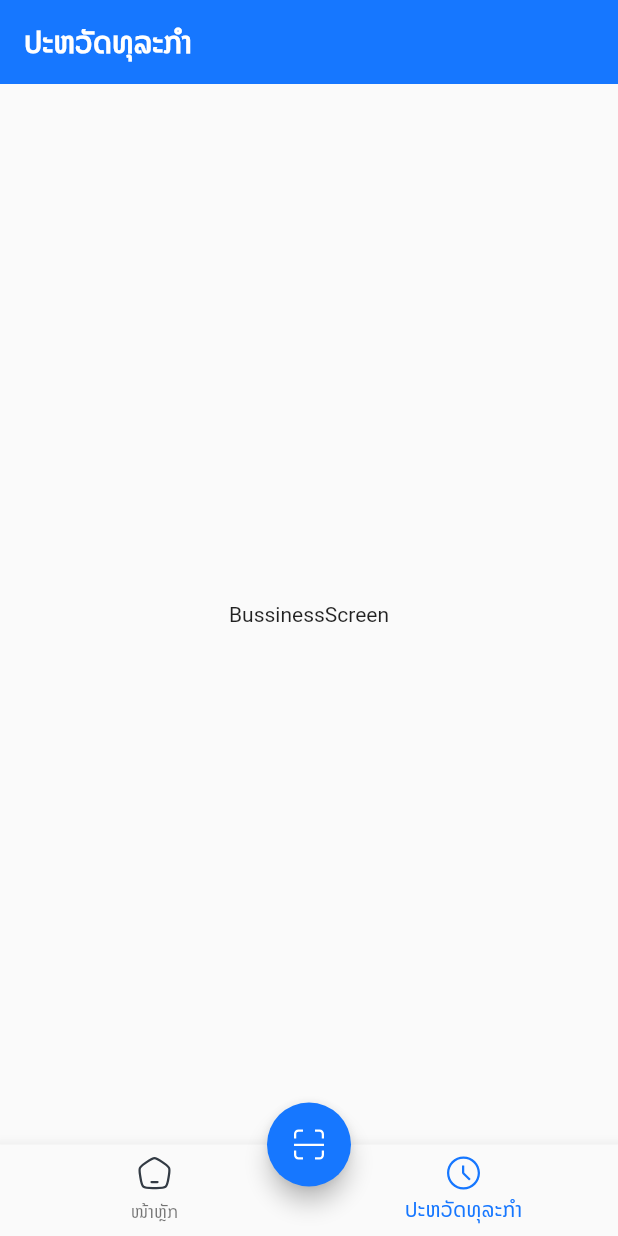
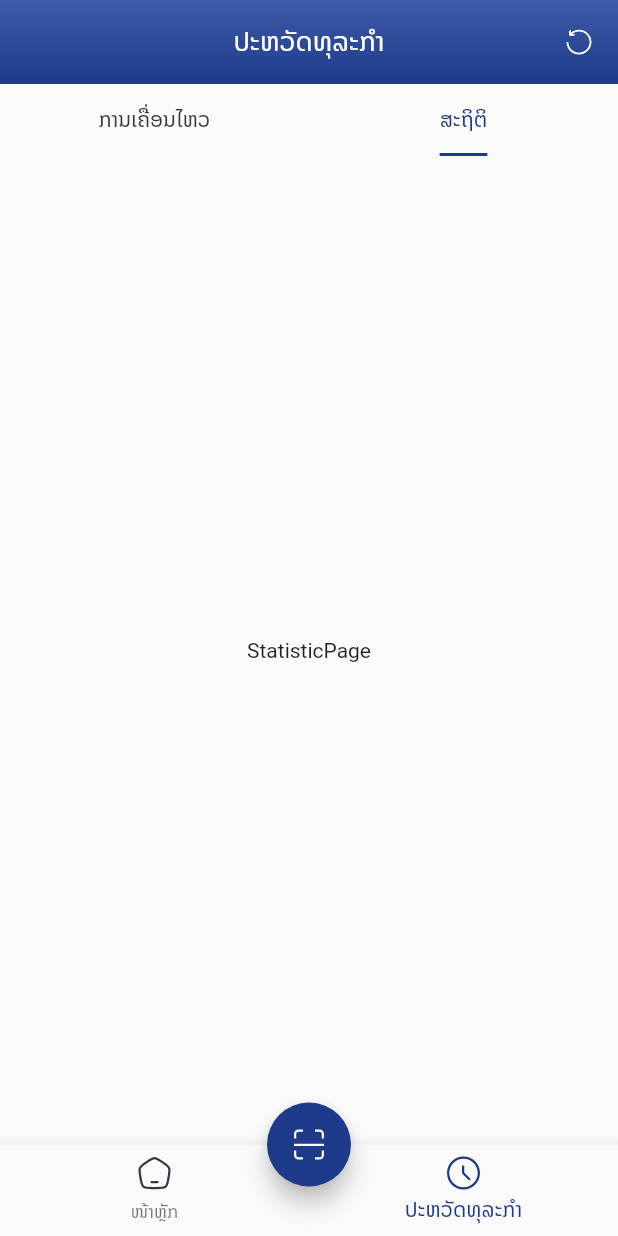
Before and after one commit to cometdigitalagency/hackathon-banking, a Flutter app: the screen it shows after launch, item 2 of the bottom bar chosen, on a phone screen of 412 x 824 dp. Run offline on Flutter 3.47's test engine with Material 2 defaults, Android fonts, the phone set to English and light mode, and no system bars; our stand-ins replace flutter_hooks, flutter_svg, hooks_riverpod.

Commit message:
Seperate feature and setting up feature page

```diff
--- /dev/null
+++ b/lib/common/common_appbar.dart
@@ -0,0 +1,32 @@
+import 'package:flutter/material.dart';
+import 'package:super_shy_banking/constants/constant_font_size.dart';
+
+import '../constants/constant_color.dart';
+
+AppBar commonAppbar({
+  String? title,
+  List<Widget>? action,
+}) {
+  return AppBar(
+    elevation: 0,
+    centerTitle: true,
+    title: title == null
+        ? null
+        : Text(
+            title,
+            style: const TextStyle(
+              fontSize: ConstantFontSize.appBarTitle,
+            ),
+          ),
+    actions: action,
+    flexibleSpace: Container(
+      decoration: BoxDecoration(
+        gradient: LinearGradient(
+          colors: ConstantColors.mainGradient,
+          begin: Alignment.topCenter,
+          end: Alignment.bottomCenter,
+        ),
+      ),
+    ),
+  );
+}
--- a/lib/constants/constant_color.dart
+++ b/lib/constants/constant_color.dart
@@ -2,10 +2,15 @@ import 'package:flutter/material.dart';
 
 class ConstantColors {
   static const Color grey = Color(0xff333B44);
-  static const Color primary = Color(0xff1677FF);
+  static const Color primary = Color(0xff1E3A8A);
+  static const Color primary2 = Color(0xff3E5AA9);
+  static List<Color> mainGradient = [
+    const Color(0xFF3E5AA9),
+    const Color(0xFF1E3A8A),
+  ];
 
   static const MaterialColor mainColor = MaterialColor(
-    0xff1677FF, // 0% comes in here, this will be color picked if no shade is selected when defining a Color property which doesn’t require a swatch.
+    0xff1E3A8A, // 0% comes in here, this will be color picked if no shade is selected when defining a Color property which doesn’t require a swatch.
     <int, Color>{
       50: Color(0xffCDE8DF),
       100: Color(0xffCDE8DF),
--- /dev/null
+++ b/lib/constants/constant_font_size.dart
@@ -0,0 +1,3 @@
+class ConstantFontSize {
+  static const double appBarTitle = 18;
+}
--- /dev/null
+++ b/lib/features/history/history_screen.dart
@@ -0,0 +1,58 @@
+import 'package:flutter/material.dart';
+import 'package:flutter_svg/flutter_svg.dart';
+import 'package:super_shy_banking/constants/constant_color.dart';
+import 'package:super_shy_banking/features/history/pages/statistic_page.dart';
+import 'package:super_shy_banking/features/history/pages/transaction_page.dart';
+
+import '../../common/common_appbar.dart';
+
+class HistoryScreen extends StatelessWidget {
+  const HistoryScreen({super.key});
+
+  @override
+  Widget build(BuildContext context) {
+    return Scaffold(
+      appBar: commonAppbar(
+        title: "ປະຫວັດທຸລະກຳ",
+        action: [
+          Padding(
+            padding: const EdgeInsets.symmetric(horizontal: 16),
+            child: SvgPicture.asset(
+              "assets/icons/reload.svg",
+            ),
+          ),
+        ],
+      ),
+      body: const DefaultTabController(
+        initialIndex: 1,
+        length: 2,
+        child: Column(
+          children: [
+            TabBar(
+              indicatorSize: TabBarIndicatorSize.label,
+              indicatorColor: ConstantColors.primary,
+              unselectedLabelColor: ConstantColors.grey,
+              labelColor: ConstantColors.primary,
+              tabs: <Widget>[
+                Tab(
+                  icon: Text("ການເຄື່ອນໄຫວ"),
+                ),
+                Tab(
+                  icon: Text("ສະຖິຕິ"),
+                ),
+              ],
+            ),
+            Expanded(
+              child: TabBarView(
+                children: [
+                  TransactionPage(),
+                  StatisticPage(),
+                ],
+              ),
+            )
+          ],
+        ),
+      ),
+    );
+  }
+}
--- /dev/null
+++ b/lib/features/history/pages/statistic_page.dart
@@ -0,0 +1,12 @@
+import 'package:flutter/material.dart';
+
+class StatisticPage extends StatelessWidget {
+  const StatisticPage({super.key});
+
+  @override
+  Widget build(BuildContext context) {
+    return const Center(
+      child: Text("StatisticPage"),
+    );
+  }
+}
--- /dev/null
+++ b/lib/features/history/pages/transaction_page.dart
@@ -0,0 +1,12 @@
+import 'package:flutter/material.dart';
+
+class TransactionPage extends StatelessWidget {
+  const TransactionPage({super.key});
+
+  @override
+  Widget build(BuildContext context) {
+    return const Center(
+      child: Text("TransactionPage"),
+    );
+  }
+}
--- a/lib/screens/home_screen.dart
+++ b/lib/features/home/home_screen.dart
@@ -1,4 +1,5 @@
 import 'package:flutter/material.dart';
+import 'package:super_shy_banking/common/common_appbar.dart';
 
 class HomeScreen extends StatelessWidget {
   const HomeScreen({super.key});
@@ -6,9 +7,7 @@ class HomeScreen extends StatelessWidget {
   @override
   Widget build(BuildContext context) {
     return Scaffold(
-      appBar: AppBar(
-        elevation: 0,
-      ),
+      appBar: commonAppbar(),
       body: const Center(
         child: Text("HomeScreen"),
       ),
--- a/lib/navigator_action.dart
+++ b/lib/navigator_action.dart
@@ -5,8 +5,8 @@ import 'package:flutter_hooks/flutter_hooks.dart';
 import 'package:flutter_svg/flutter_svg.dart';
 
 import 'constants/constant_color.dart';
-import 'screens/bussiness_screen.dart';
-import 'screens/home_screen.dart';
+import 'features/history/history_screen.dart';
+import 'features/home/home_screen.dart';
 
 class NavigatorAction extends HookWidget {
   const NavigatorAction({super.key});
@@ -19,7 +19,7 @@ class NavigatorAction extends HookWidget {
         index: currentIndex.value,
         children: const [
           HomeScreen(),
-          BussinessScreen(),
+          HistoryScreen(),
         ],
       ),
       floatingActionButtonLocation: FloatingActionButtonLocation.centerDocked,
--- a/lib/screens/bussiness_screen.dart
+++ /dev/null
@@ -1,23 +0,0 @@
-import 'package:flutter/material.dart';
-
-class BussinessScreen extends StatelessWidget {
-  const BussinessScreen({super.key});
-
-  @override
-  Widget build(BuildContext context) {
-    return Scaffold(
-      appBar: AppBar(
-        elevation: 0,
-        title: const Text(
-          'ປະຫວັດທຸລະກຳ',
-          style: TextStyle(
-            fontWeight: FontWeight.bold,
-          ),
-        ),
-      ),
-      body: const Center(
-        child: Text("BussinessScreen"),
-      ),
-    );
-  }
-}
```
Also changed, not shown: assets/icons/reload.svg (added).
